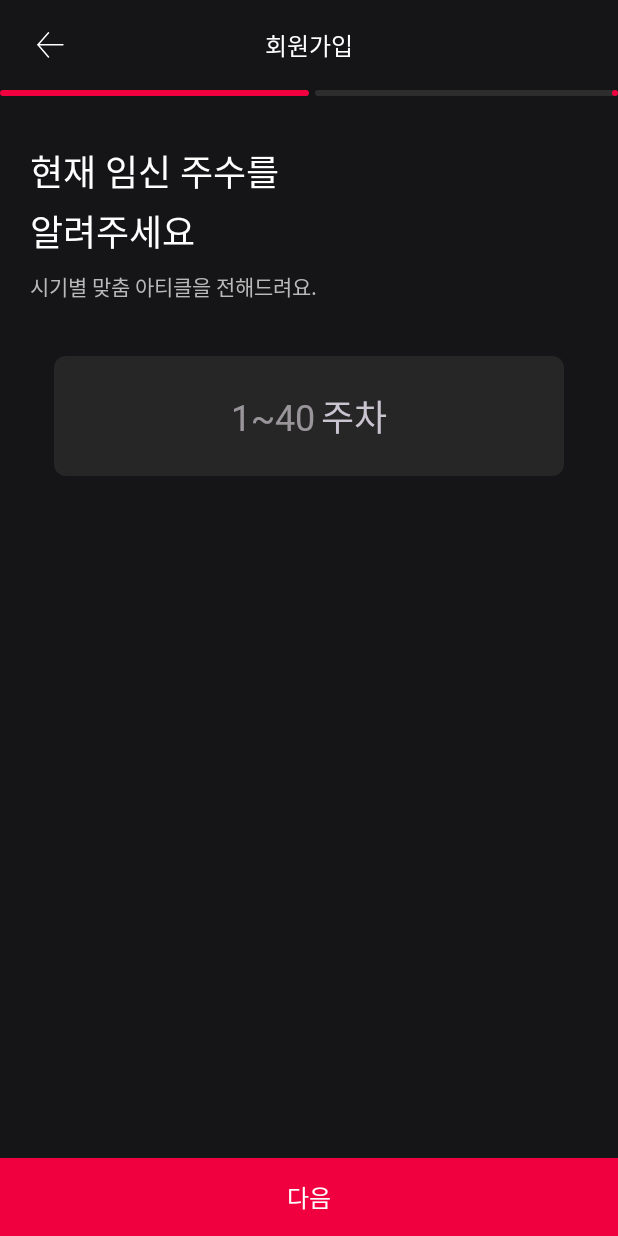
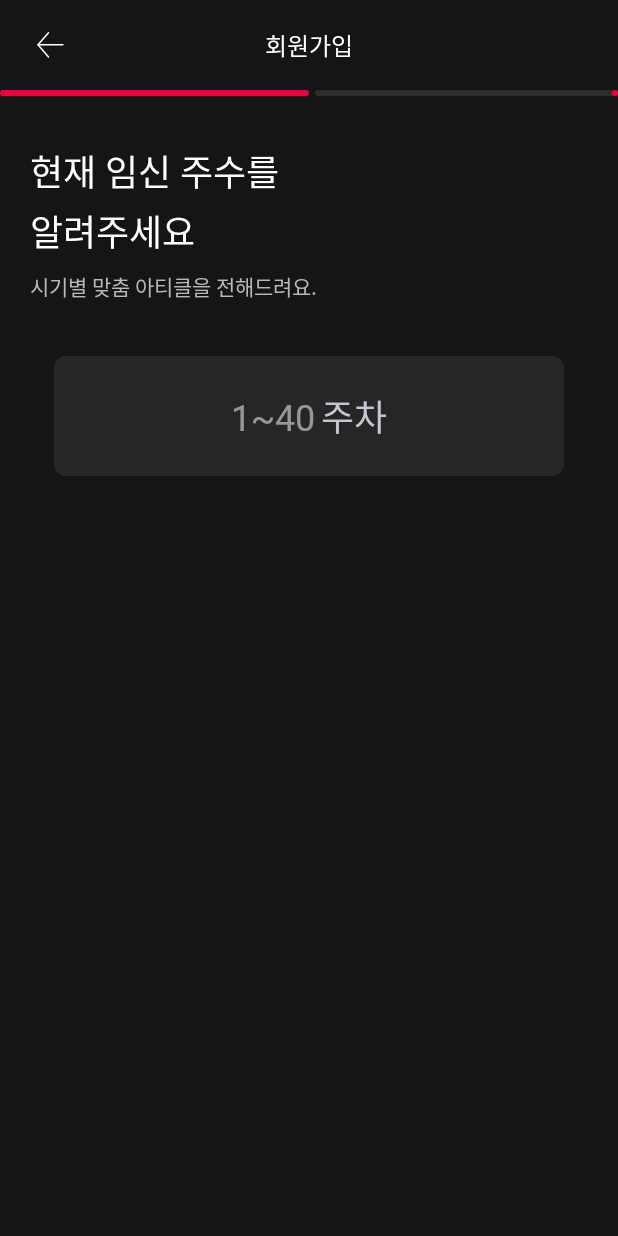
Before and after one commit to Team-LionHeart/LionHeart-AOS, an Android app: the OnboardingActivity screen opened directly, with no data from a screen before it, on a phone screen of 412 x 824 dp. Run offline under Robolectric (Android 15) with nearby library versions, the phone set to English and light mode, and no system bars; our stand-ins replace Timber, data binding; 1 statement that could not run was skipped.

Commit message:
#27 feat : 조건에 부합할 때 다음 버튼 visible 처리

```diff
--- a/app/src/main/java/com/lionheart/presentation/auth/onboarding/BabyNameFragment.kt
+++ b/app/src/main/java/com/lionheart/presentation/auth/onboarding/BabyNameFragment.kt
@@ -3,6 +3,7 @@ package com.lionheart.presentation.auth.onboarding
 import android.text.Editable
 import android.text.TextWatcher
 import android.view.View
+import android.widget.Button
 import androidx.fragment.app.viewModels
 import com.lionheart.R
 import com.lionheart.core.binding.BindingFragment
@@ -30,6 +31,11 @@ class BabyNameFragment : BindingFragment<FragmentBabyNameBinding>(R.layout.fragm
             override fun afterTextChanged(s: Editable?) {
                 binding.tvBabyNameWarning.visibility = View.VISIBLE
                 binding.btnBabyNameClear.visibility = View.VISIBLE
+                if (viewModel.isValidName.value == true) {
+                    activity!!.findViewById<Button>(R.id.btn_onboarding_next).visibility = View.VISIBLE
+                } else {
+                    activity!!.findViewById<Button>(R.id.btn_onboarding_next).visibility = View.GONE
+                }
             }
             override fun beforeTextChanged(s: CharSequence?, start: Int, count: Int, after: Int) {}
             override fun onTextChanged(s: CharSequence?, start: Int, before: Int, count: Int) {}
--- a/app/src/main/java/com/lionheart/presentation/auth/onboarding/OnboardingActivity.kt
+++ b/app/src/main/java/com/lionheart/presentation/auth/onboarding/OnboardingActivity.kt
@@ -1,6 +1,7 @@
 package com.lionheart.presentation.auth.onboarding
 
 import android.content.Intent
+import android.view.View
 import androidx.activity.viewModels
 import androidx.navigation.findNavController
 import androidx.navigation.fragment.NavHostFragment
@@ -15,8 +16,13 @@ class OnboardingActivity :
     private val viewModel by viewModels<OnboardingViewModel>()
     private val navHostFragment by lazy { supportFragmentManager.findFragmentById(R.id.fcv_onboarding) as NavHostFragment }
 
+    override fun constructLayout() {
+        binding.btnOnboardingNext.visibility = View.GONE
+    }
+
     override fun addListeners() {
         navHostFragment.navController.addOnDestinationChangedListener { _, dest, _ ->
+            binding.btnOnboardingNext.visibility = View.GONE
             when (dest.label) {
                 "pregnant_week_fragment" -> {
                     with (binding) {
--- a/app/src/main/java/com/lionheart/presentation/auth/onboarding/PregnantWeekFragment.kt
+++ b/app/src/main/java/com/lionheart/presentation/auth/onboarding/PregnantWeekFragment.kt
@@ -3,6 +3,7 @@ package com.lionheart.presentation.auth.onboarding
 import android.text.Editable
 import android.text.TextWatcher
 import android.view.View
+import android.widget.Button
 import androidx.fragment.app.viewModels
 import com.lionheart.R
 import com.lionheart.core.binding.BindingFragment
@@ -26,6 +27,11 @@ class PregnantWeekFragment : BindingFragment<FragmentPregnantWeekBinding>(R.layo
         binding.etPregnantWeek.addTextChangedListener(object: TextWatcher {
             override fun afterTextChanged(s: Editable?) {
                 binding.tvPregnantWeekWarning.text = "1에서 40 사이의 숫자를 입력해주세요."
+                if (viewModel.isValidWeek.value == true) {
+                    activity!!.findViewById<Button>(R.id.btn_onboarding_next).visibility = View.VISIBLE
+                } else {
+                    activity!!.findViewById<Button>(R.id.btn_onboarding_next).visibility = View.GONE
+                }
             }
             override fun beforeTextChanged(s: CharSequence?, start: Int, count: Int, after: Int) {}
             override fun onTextChanged(s: CharSequence?, start: Int, before: Int, count: Int) {}
```
